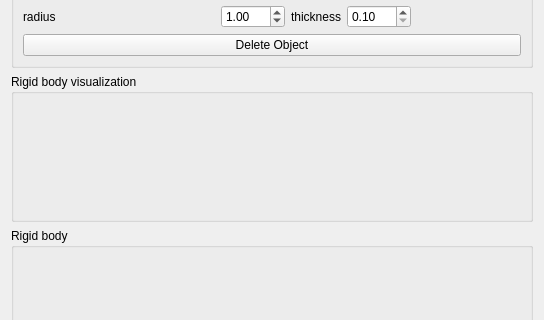
Qt form cedar/auxiliaries/gui/SceneWidget.ui (cedar/cedar) before a commit; both pictures show x 0 to 544 and y 247 to 567 of the 544 by 790 pixel window.
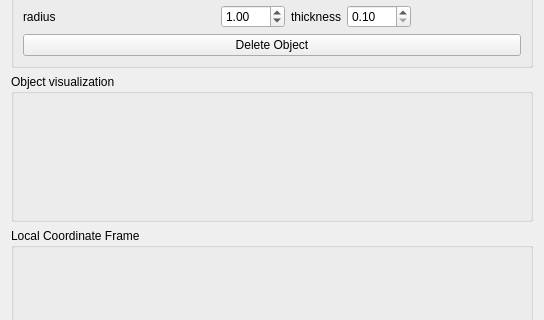
The same form after that commit.

What changed in the file:
```diff
--- a/cedar/auxiliaries/gui/SceneWidget.ui
+++ b/cedar/auxiliaries/gui/SceneWidget.ui
@@ -258,17 +258,17 @@
     </widget>
    </item>
    <item row="3" column="0" colspan="2">
-    <widget class="QGroupBox" name="">
+    <widget class="QGroupBox" name="groupBox">
      <property name="title">
-      <string>Rigid body</string>
+      <string>Local Coordinate Frame</string>
      </property>
      <layout class="QVBoxLayout" name="mpRigidBodyWidgetLayout"/>
     </widget>
    </item>
    <item row="2" column="0" colspan="2">
-    <widget class="QGroupBox" name="">
+    <widget class="QGroupBox" name="groupBox">
      <property name="title">
-      <string>Rigid body visualization</string>
+      <string>Object visualization</string>
      </property>
      <layout class="QVBoxLayout" name="mpRigidBodyVisualizationWidgetLayout"/>
     </widget>
```
